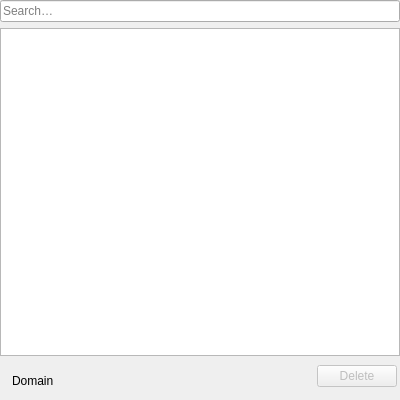
OtterBrowser/otter-browser, file src/modules/windows/passwords/PasswordsContentsWidget.ui: the form before one commit.
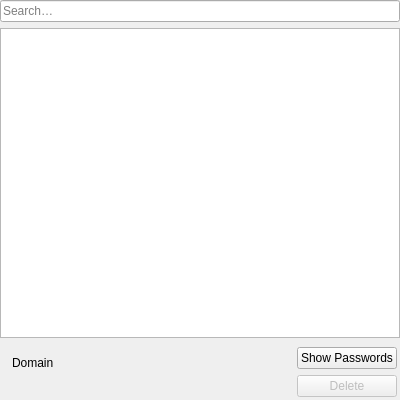
The form after the commit. Custom widgets are drawn as their Qt base class.

Commit message: Allow to toggle passwords visibility

What changed in the file:
```diff
--- a/src/modules/windows/passwords/PasswordsContentsWidget.ui
+++ b/src/modules/windows/passwords/PasswordsContentsWidget.ui
@@ -87,7 +87,17 @@
        </widget>
       </item>
       <item>
-       <layout class="QVBoxLayout" name="actionsLayout" stretch="0,1">
+       <layout class="QVBoxLayout" name="actionsLayout" stretch="0,0,1">
+        <item>
+         <widget class="QPushButton" name="showPasswordsButton">
+          <property name="text">
+           <string>Show Passwords</string>
+          </property>
+          <property name="checkable">
+           <bool>true</bool>
+          </property>
+         </widget>
+        </item>
         <item>
          <widget class="QPushButton" name="deleteButton">
           <property name="enabled">
```
The commit also changes 2 other files.
